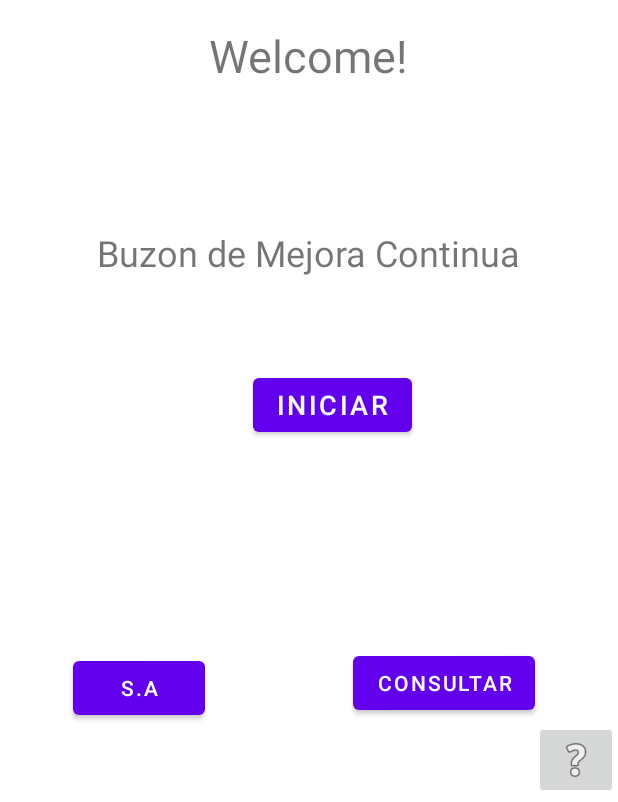
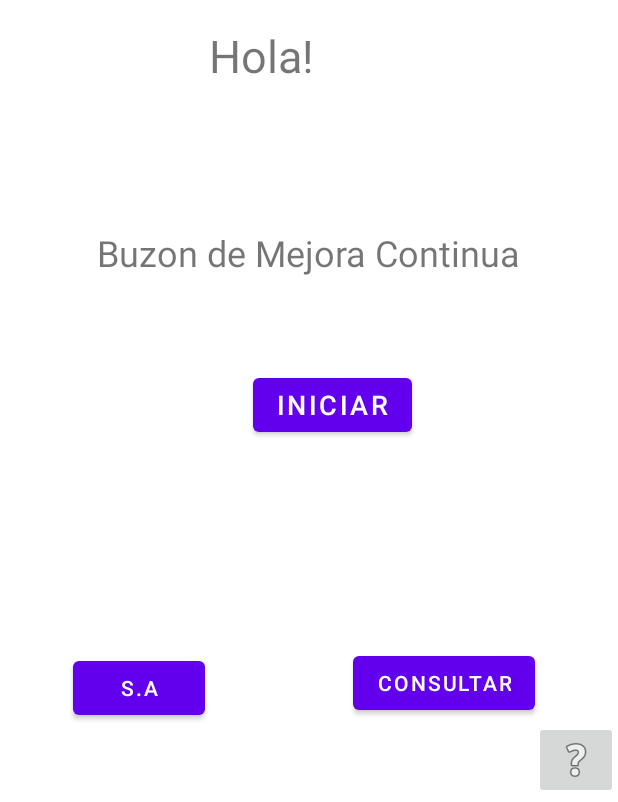
Before and after one commit to susanamb/BuzonMejora_FCA, an Android app: the screen it shows after launch (MainActivity), on a phone screen of 412 x 824 dp, the part 434-1236 px from its top. Run offline under Robolectric (Android 15) with nearby library versions, the phone set to English and light mode, and no system bars.

Commit message:
mensaje inicial

```diff
--- a/app/src/main/res/layout/activity_main.xml
+++ b/app/src/main/res/layout/activity_main.xml
@@ -12,7 +12,7 @@
         android:layout_height="0dp"
         android:layout_marginTop="250dp"
         android:layout_marginBottom="48dp"
-        android:text="Welcome!"
+        android:text="Hola!"
         android:textSize="30sp"
         app:layout_constraintBottom_toTopOf="@+id/textView"
         app:layout_constraintLeft_toLeftOf="parent"
```
